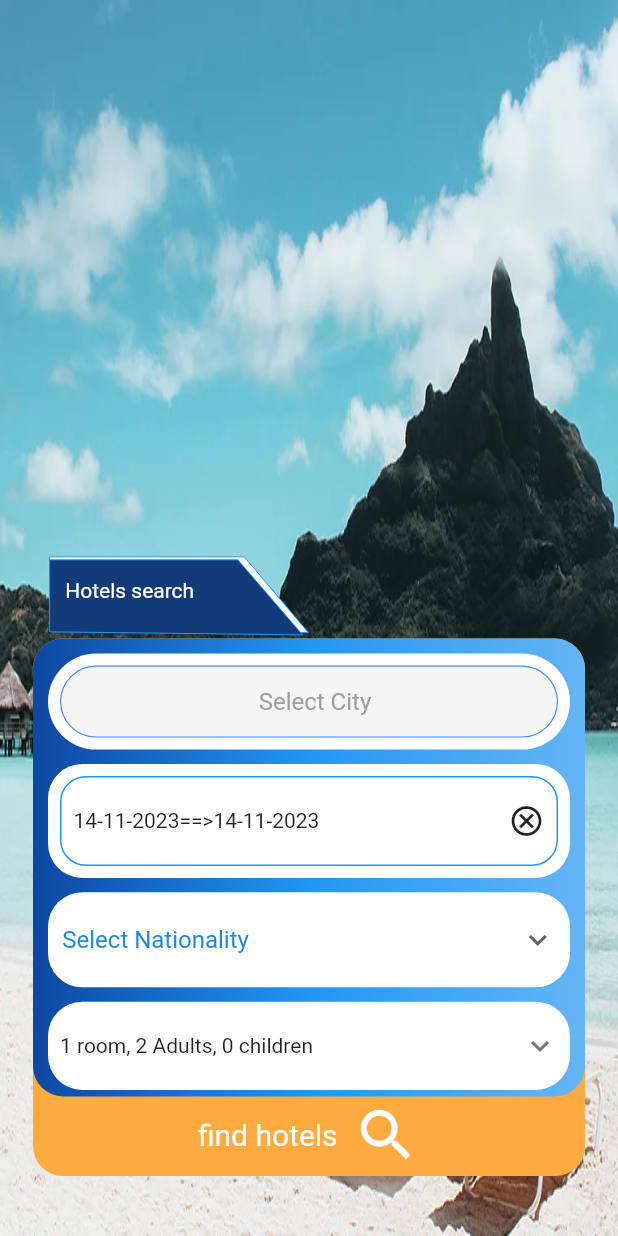
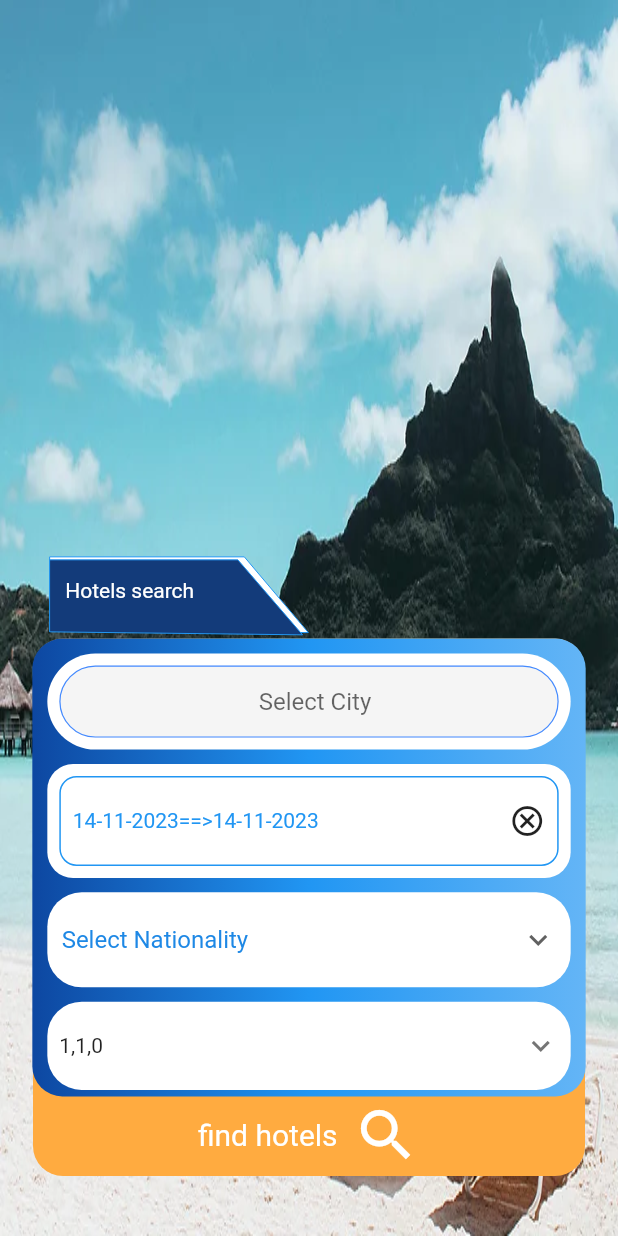
Before and after one commit to habibaelantably/book_hotel, a Flutter app: the screen it shows after launch, on a phone screen of 412 x 824 dp. Run offline on Flutter 3.47's test engine with Material 2 defaults, Android fonts, the phone set to English and light mode, and no system bars; our stand-ins replace flutter_bloc, flutter_screenutil.

Commit message:
adjust bottom sheet

```diff
--- a/lib/core/utils/default_form_field.dart
+++ b/lib/core/utils/default_form_field.dart
@@ -20,6 +20,7 @@ class DefaultFormField extends StatelessWidget {
   final Color? fillColor;
   final double? width;
   final double? height;
+  final Color? hintTextColor;
 
   final Function()? onTap;
   final void Function(String)? onChanged;
@@ -43,6 +44,7 @@ class DefaultFormField extends StatelessWidget {
     this.fillColor,
     this.width,
     this.height,
+    this.hintTextColor,
     required this.hasBorder,
   }) : super(key: key);
 
@@ -67,7 +69,7 @@ class DefaultFormField extends StatelessWidget {
         hintText: hintText ,
         labelStyle:
         const TextStyle(color: Colors.grey),
-        hintStyle: TextStyle(color: Colors.grey),
+        hintStyle: TextStyle(color: hintTextColor),
         enabledBorder:    hasBorder?OutlineInputBorder(
           borderRadius: BorderRadius.circular(borderRadius!),
           borderSide:  BorderSide(
--- a/lib/features/first_screen/presentation/widgets/booking_container.dart
+++ b/lib/features/first_screen/presentation/widgets/booking_container.dart
@@ -1,5 +1,7 @@
 import 'package:book_hotel/features/first_screen/presentation/controller/cubit.dart';
 import 'package:book_hotel/features/first_screen/presentation/controller/state.dart';
+import 'package:book_hotel/features/second_screen/presentation/controller/cubit.dart';
+import 'package:book_hotel/features/second_screen/presentation/controller/states.dart';
 import 'package:flutter/material.dart';
 import 'package:flutter_bloc/flutter_bloc.dart';
 import 'package:flutter_screenutil/flutter_screenutil.dart';
@@ -57,7 +59,7 @@ class BookingContainer extends StatelessWidget {
           ),
           Padding(
             padding:
-                const EdgeInsets.only(left: 10.0, right: 10.0, bottom: 30.0),
+                 EdgeInsets.only(left: 8.0.h, right: 8.0.h, bottom: 35.0.h),
             child: Container(
               decoration: BoxDecoration(
                   borderRadius: BorderRadius.circular(20),
@@ -102,15 +104,15 @@ class BookingContainer extends StatelessWidget {
                             FirstScreenCubit.get(context).dateTimeRange=
                             await showDateRangePicker(
                                 context: context,
-                                firstDate: DateTime.now().subtract(Duration(days: 365)), // Assuming one year ago
-                                lastDate: DateTime.now().add(Duration(days: 365)), // Assuming one year from now
+                                firstDate: DateTime.now().subtract(const Duration(days: 365)), // Assuming one year ago
+                                lastDate: DateTime.now().add(const Duration(days: 365)), // Assuming one year from now
                                 initialDateRange: FirstScreenCubit.get(context).dateTimeRange,);
                             FirstScreenCubit.get(context).chooseDate();
                           },
                           child: Container(
                             decoration: BoxDecoration(
                                 color: Colors.white,
-                                borderRadius: BorderRadius.circular(20.r)),
+                                borderRadius: BorderRadius.circular(15.r)),
                             child: Padding(
                                 padding: const EdgeInsets.all(8.0),
                                 child: Container(
@@ -120,16 +122,19 @@ class BookingContainer extends StatelessWidget {
                                         width: 1,
                                         color: Colors.blue,
                                       ),
-                                      borderRadius: BorderRadius.circular(15.r)),
+                                      borderRadius: BorderRadius.circular(10.r)),
                                   child: Padding(
                                     padding: const EdgeInsets.symmetric(
                                         horizontal: 8.0),
                                     child: Row(
                                       children:  [
                                         Text("${FirstScreenCubit.get(context).selectedDates.start.day}-${FirstScreenCubit.get(context).selectedDates.start.month}-${FirstScreenCubit.get(context).selectedDates.start.year}"
+                                            ,style: const TextStyle(color: Colors.blue)
                                         ),
-                                        const Text("==>"),
-                                        Text("${FirstScreenCubit.get(context).selectedDates.end.day}-${FirstScreenCubit.get(context).selectedDates.end.month}-${FirstScreenCubit.get(context).selectedDates.end.year}"),
+                                        const Text("==>",style: TextStyle(color: Colors.blue)),
+                                        Text("${FirstScreenCubit.get(context).selectedDates.end.day}-${FirstScreenCubit.get(context).selectedDates.end.month}-${FirstScreenCubit.get(context).selectedDates.end.year}"
+                                        ,style: const TextStyle(color: Colors.blue)
+                                        ),
                                         const Spacer(
                                           flex: 1,
                                         ),
@@ -207,16 +212,23 @@ class BookingContainer extends StatelessWidget {
                                     backgroundColor: Colors.grey[300],
                                     builder: (_) => const BottomSheetContent());
                               },
-                              child: Row(
+                              child: BlocBuilder<SecondScreenCubit,SecondScreenStates>(
+                                builder: (BuildContext context, state) {
+                                  return  Row(
                                     mainAxisAlignment:
                                     MainAxisAlignment.spaceBetween,
                                     children: [
-                                  const Text("1 room, 2 Adults, 0 children"),
+                                      Text("${SecondScreenCubit.get(context).roomCounter},"
+                                          "${SecondScreenCubit.get(context).adultsCounter},"
+                                          "${SecondScreenCubit.get(context).childrenCounter}"),
                                       Icon(
                                         Icons.keyboard_arrow_down,
                                         color: Colors.grey[600],
                                       )
                                     ],
+                                  );
+                                },
+
                               ),
                             ),
                           ),
--- a/lib/main.dart
+++ b/lib/main.dart
@@ -5,6 +5,10 @@ import 'package:flutter_screenutil/flutter_screenutil.dart';
 import 'features/first_screen/presentation/controller/cubit.dart';
 import 'features/first_screen/presentation/screens/first_screen.dart';
 import 'features/second_screen/presentation/controller/cubit.dart';
+
+//all directories that do not have implementation such as data,domain,etc,
+// I added them just to clarify i know how to usw cleam architecture,
+//if there was an api I would deal with models and the calls in them.
 
 void main() {
   runApp(const MyApp());
```
Also changed, not shown: lib/features/second_screen/presentation/screens/bottom_sheet_screen.dart (+12 -4 lines). Lines whose indentation alone changed are shown as unchanged.
